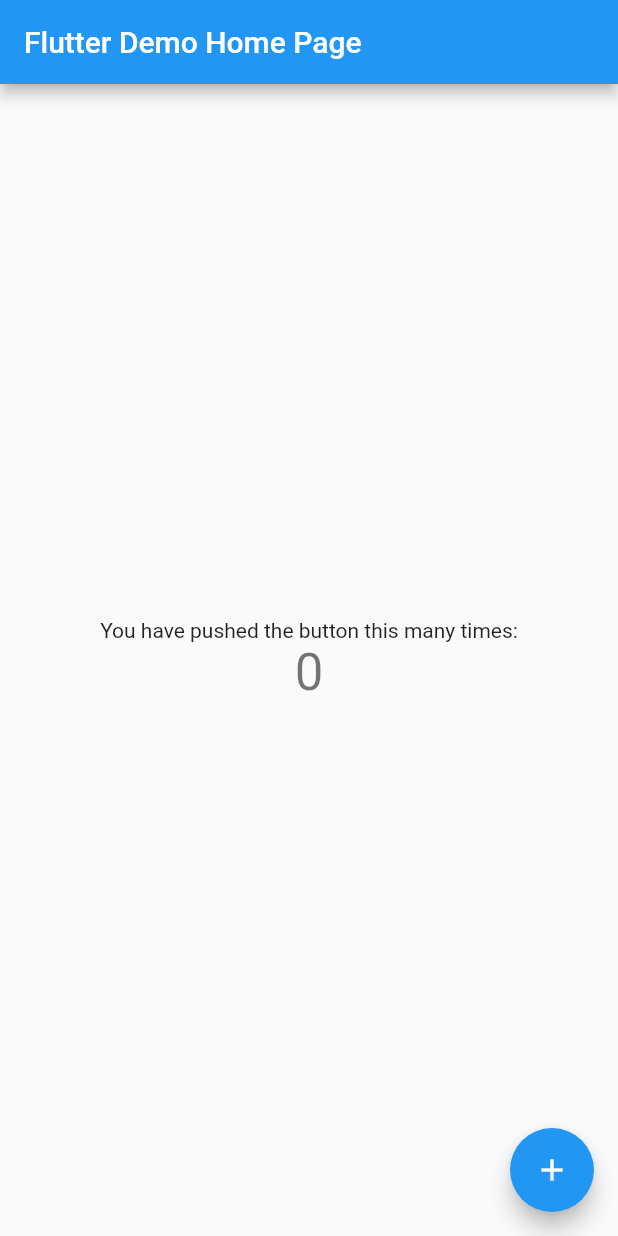
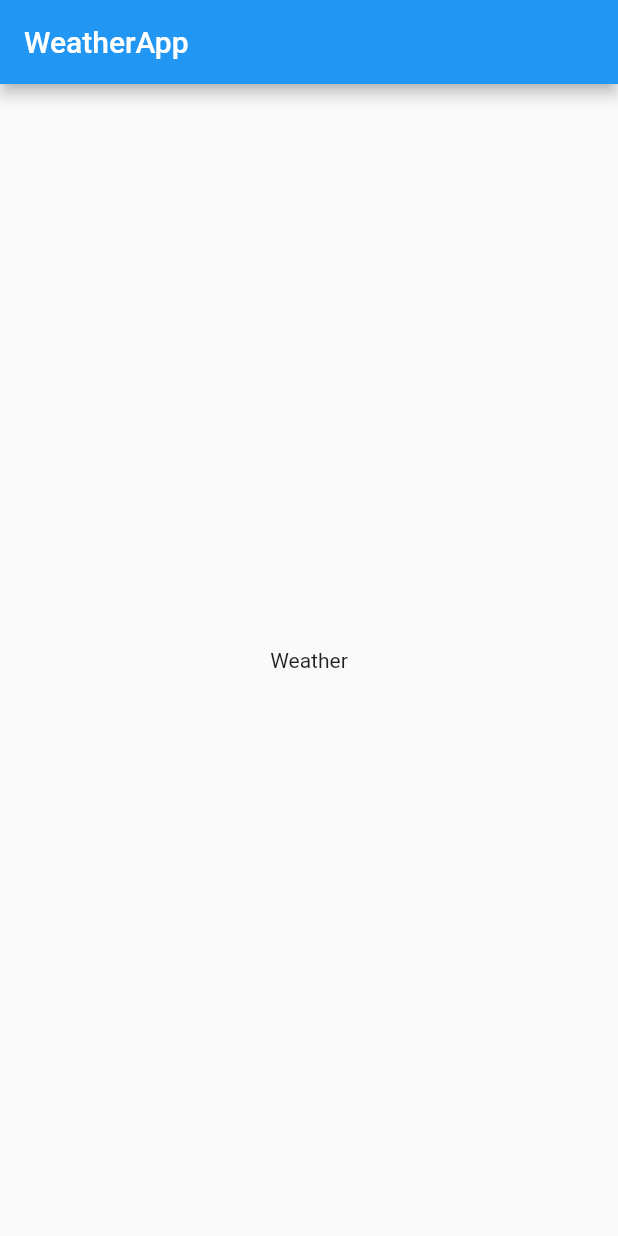
Before and after one commit to sstkachev/free_api_weather_app, a Flutter app: the screen it shows after launch, on a phone screen of 412 x 824 dp. Run offline on Flutter 3.47's test engine with Material 2 defaults, Android fonts, the phone set to English and light mode, and no system bars; our stand-ins replace dio, equatable, flutter_bloc, get_it, shared_preferences.

Commit message:
put blocBuilder on Screen, locator changes

```diff
--- a/lib/feature/presentation/weather_screen/weather_screen.dart
+++ b/lib/feature/presentation/weather_screen/weather_screen.dart
@@ -0,0 +1,27 @@
+import 'package:flutter/cupertino.dart';
+import 'package:flutter/material.dart';
+import 'package:flutter_bloc/flutter_bloc.dart';
+import 'package:free_api_weather_app/core/locator.dart';
+import 'package:free_api_weather_app/feature/presentation/weather_screen/weather_cubit.dart';
+import 'package:free_api_weather_app/feature/presentation/weather_screen/weather_state.dart';
+
+class WeatherScreen extends StatelessWidget {
+  const WeatherScreen({Key? key}) : super(key: key);
+
+  @override
+  Widget build(BuildContext context) {
+    return Scaffold(
+      appBar: AppBar(
+        title: const Text('WeatherApp'),
+      ),
+      body: BlocBuilder<WeatherCubit, WeatherState>(
+        bloc: locator.get<WeatherCubit>(),
+        builder: (context, state) {
+          return const Center(
+            child: Text('Weather'),
+          );
+        },
+      ),
+    );
+  }
+}
--- a/lib/main.dart
+++ b/lib/main.dart
@@ -1,115 +1,26 @@
 import 'package:flutter/material.dart';
+import 'package:free_api_weather_app/feature/presentation/weather_screen/weather_screen.dart';
+
+import 'core/locator.dart';
 
 void main() {
-  runApp(const MyApp());
+  runApp(
+    FutureBuilder(
+      future: setupLocator(),
+      builder: (context, snapshot) {
+        return const MyHomePage();
+      },
+    ),
+  );
 }
 
-class MyApp extends StatelessWidget {
-  const MyApp({super.key});
+class MyHomePage extends StatelessWidget {
+  const MyHomePage({Key? key}) : super(key: key);
 
-  // This widget is the root of your application.
   @override
   Widget build(BuildContext context) {
-    return MaterialApp(
-      title: 'Flutter Demo',
-      theme: ThemeData(
-        // This is the theme of your application.
-        //
-        // Try running your application with "flutter run". You'll see the
-        // application has a blue toolbar. Then, without quitting the app, try
-        // changing the primarySwatch below to Colors.green and then invoke
-        // "hot reload" (press "r" in the console where you ran "flutter run",
-        // or simply save your changes to "hot reload" in a Flutter IDE).
-        // Notice that the counter didn't reset back to zero; the application
-        // is not restarted.
-        primarySwatch: Colors.blue,
-      ),
-      home: const MyHomePage(title: 'Flutter Demo Home Page'),
+    return const MaterialApp(
+      home: WeatherScreen(),
     );
   }
 }
-
-class MyHomePage extends StatefulWidget {
-  const MyHomePage({super.key, required this.title});
-
-  // This widget is the home page of your application. It is stateful, meaning
-  // that it has a State object (defined below) that contains fields that affect
-  // how it looks.
-
-  // This class is the configuration for the state. It holds the values (in this
-  // case the title) provided by the parent (in this case the App widget) and
-  // used by the build method of the State. Fields in a Widget subclass are
-  // always marked "final".
-
-  final String title;
-
-  @override
-  State<MyHomePage> createState() => _MyHomePageState();
-}
-
-class _MyHomePageState extends State<MyHomePage> {
-  int _counter = 0;
-
-  void _incrementCounter() {
-    setState(() {
-      // This call to setState tells the Flutter framework that something has
-      // changed in this State, which causes it to rerun the build method below
-      // so that the display can reflect the updated values. If we changed
-      // _counter without calling setState(), then the build method would not be
-      // called again, and so nothing would appear to happen.
-      _counter++;
-    });
-  }
-
-  @override
-  Widget build(BuildContext context) {
-    // This method is rerun every time setState is called, for instance as done
-    // by the _incrementCounter method above.
-    //
-    // The Flutter framework has been optimized to make rerunning build methods
-    // fast, so that you can just rebuild anything that needs updating rather
-    // than having to individually change instances of widgets.
-    return Scaffold(
-      appBar: AppBar(
-        // Here we take the value from the MyHomePage object that was created by
-        // the App.build method, and use it to set our appbar title.
-        title: Text(widget.title),
-      ),
-      body: Center(
-        // Center is a layout widget. It takes a single child and positions it
-        // in the middle of the parent.
-        child: Column(
-          // Column is also a layout widget. It takes a list of children and
-          // arranges them vertically. By default, it sizes itself to fit its
-          // children horizontally, and tries to be as tall as its parent.
-          //
-          // Invoke "debug painting" (press "p" in the console, choose the
-          // "Toggle Debug Paint" action from the Flutter Inspector in Android
-          // Studio, or the "Toggle Debug Paint" command in Visual Studio Code)
-          // to see the wireframe for each widget.
-          //
-          // Column has various properties to control how it sizes itself and
-          // how it positions its children. Here we use mainAxisAlignment to
-          // center the children vertically; the main axis here is the vertical
-          // axis because Columns are vertical (the cross axis would be
-          // horizontal).
-          mainAxisAlignment: MainAxisAlignment.center,
-          children: <Widget>[
-            const Text(
-              'You have pushed the button this many times:',
-            ),
-            Text(
-              '$_counter',
-              style: Theme.of(context).textTheme.headline4,
-            ),
-          ],
-        ),
-      ),
-      floatingActionButton: FloatingActionButton(
-        onPressed: _incrementCounter,
-        tooltip: 'Increment',
-        child: const Icon(Icons.add),
-      ), // This trailing comma makes auto-formatting nicer for build methods.
-    );
-  }
-}
```
Also changed, not shown: lib/core/locator.dart (+15 -2 lines).
